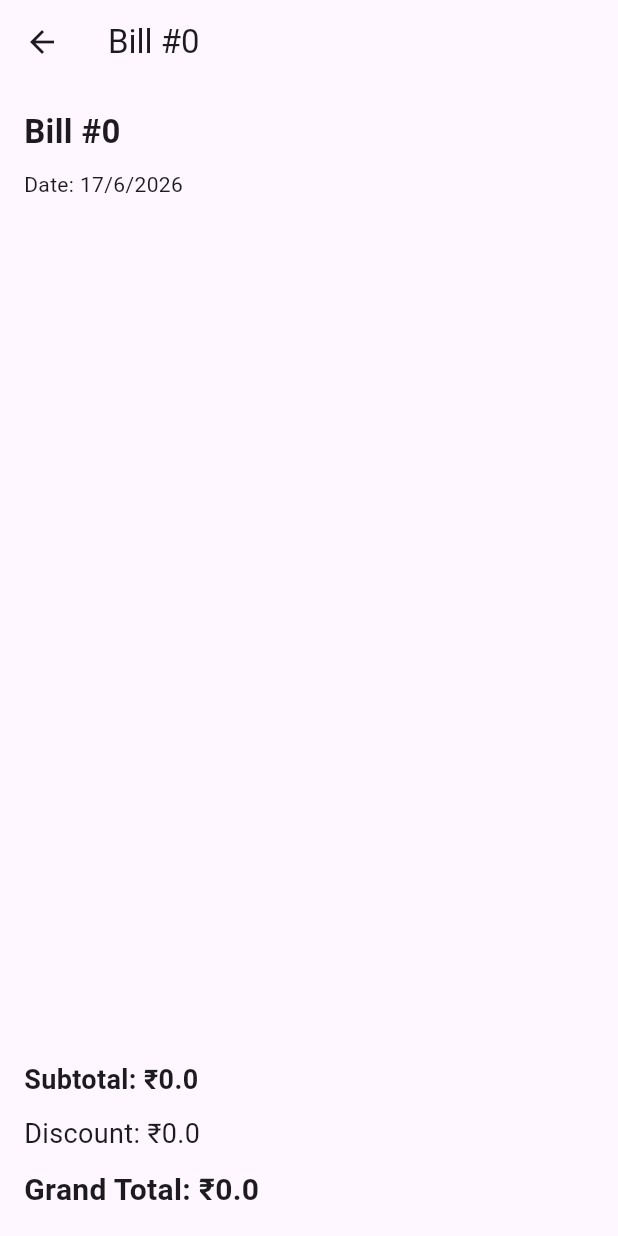
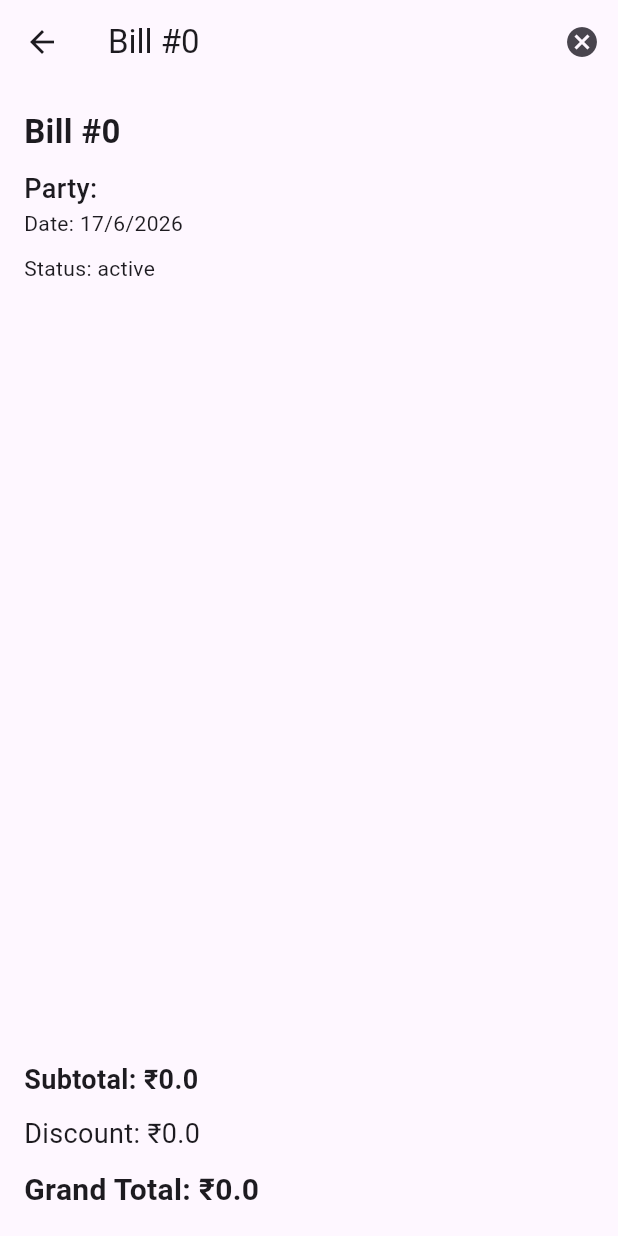
Before and after one commit to sukriti-8/Shopbill, a Flutter app: the BillDetailsScreen screen opened directly with empty values, on a phone screen of 412 x 824 dp. Run offline on Flutter 3.47's test engine with Material 3 defaults, Android fonts, the phone set to English and light mode, and no system bars.

Commit message:
Phase 1 complete - billing workflow

```diff
--- a/lib/models/bill.dart
+++ b/lib/models/bill.dart
@@ -9,14 +9,17 @@ class Bill {
   int billNo;
   DateTime date;
   List<BillItem> items;
+  String partyName;
   double discount;
   double grandTotal;
   BillStatus status;
+
 
   Bill({
     required this.billNo,
     required this.date,
     required this.items,
+    required this.partyName,
     required this.discount,
     required this.grandTotal,
     this.status = BillStatus.active,
--- a/lib/screens/bill_details_screen.dart
+++ b/lib/screens/bill_details_screen.dart
@@ -1,7 +1,7 @@
 import 'package:flutter/material.dart';
 import '../models/bill.dart';
 
-class BillDetailsScreen extends StatelessWidget {
+class BillDetailsScreen extends StatefulWidget {
   final Bill bill;
 
   const BillDetailsScreen({
@@ -10,19 +10,99 @@ class BillDetailsScreen extends StatelessWidget {
   });
 
   @override
+  State<BillDetailsScreen> createState() => _BillDetailsScreenState();
+}
+
+class _BillDetailsScreenState extends State<BillDetailsScreen> {
+  @override
   Widget build(BuildContext context) {
     return Scaffold(
       appBar: AppBar(
-        title: Text('Bill #${bill.billNo}'),
+        title: Text('Bill #${widget.bill.billNo}'),
+        actions: [
+          IconButton(
+            icon: const Icon(Icons.cancel),
+            onPressed: () async {
+
+            if (widget.bill.status == BillStatus.active) {
+
+                final result = await showDialog(
+                    context: context,
+                    builder: (context) {
+                        return AlertDialog(
+                            title: const Text('Cancel Bill'),
+                            content: const Text(
+                                'Are you sure you want to cancel this bill?',
+                             ),
+                             actions: [
+                              TextButton(
+                                onPressed: () {
+                                    Navigator.pop(context, false);
+                                },
+                                child: const Text('Keep Active'),
+                                 ),
+                                TextButton(
+                                    onPressed: () {
+                                        Navigator.pop(context, true);
+                                    },
+                                    child: const Text('Cancel Bill'),
+                                ),
+                            ],
+                        );
+                    },
+                );
+
+                if (result == true) {
+                    setState(() {
+                        widget.bill.status = BillStatus.cancelled;
+                    });
+                 }
+
+                } else {
+
+                    final result = await showDialog(
+                        context: context,
+                        builder: (context) {
+                            return AlertDialog(
+                                title: const Text('Restore Bill'),
+                                content: const Text(
+                                    'Do you want to make this bill active again?',
+                                ),
+                                actions: [
+                                    TextButton(
+                                        onPressed: () {
+                                            Navigator.pop(context, false);
+                                        },
+                                        child: const Text('Keep Cancelled'),
+                                    ),
+                                    TextButton(
+                                       onPressed: () {
+                                            Navigator.pop(context, true);
+                                        },
+                                        child: const Text('Make Active'),
+                                    ),
+                                ],
+                            );
+                        },
+                   );
+
+                    if (result == true) {
+                        setState(() {
+                                widget.bill.status = BillStatus.active;
+                            });
+                        }
+                    }
+                },
+            ),
+        ],
       ),
       body: Padding(
         padding: const EdgeInsets.all(16),
         child: Column(
           crossAxisAlignment: CrossAxisAlignment.start,
           children: [
-
             Text(
-              'Bill #${bill.billNo}',
+              'Bill #${widget.bill.billNo}',
               style: const TextStyle(
                 fontSize: 22,
                 fontWeight: FontWeight.bold,
@@ -31,17 +111,32 @@ class BillDetailsScreen extends StatelessWidget {
 
             const SizedBox(height: 10),
 
+
             Text(
-              'Date: ${bill.date.day}/${bill.date.month}/${bill.date.year}',
+                'Party: ${widget.bill.partyName}',
+                style: const TextStyle(
+                    fontSize: 18,
+                    fontWeight: FontWeight.w500,
+                  ),
+                ),
+
+            Text(
+              'Date: ${widget.bill.date.day}/${widget.bill.date.month}/${widget.bill.date.year}',
+            ),
+
+            const SizedBox(height: 10),
+
+            Text(
+              'Status: ${widget.bill.status.name}',
             ),
 
             const SizedBox(height: 20),
 
             Expanded(
               child: ListView.builder(
-                itemCount: bill.items.length,
+                itemCount: widget.bill.items.length,
                 itemBuilder: (context, index) {
-                  final item = bill.items[index];
+                  final item = widget.bill.items[index];
 
                   return ListTile(
                     title: Text(item.itemName),
@@ -57,7 +152,7 @@ class BillDetailsScreen extends StatelessWidget {
             ),
 
             Text(
-            'Subtotal: ₹${bill.grandTotal + bill.discount}',
+              'Subtotal: ₹${widget.bill.grandTotal + widget.bill.discount}',
               style: const TextStyle(
                 fontSize: 18,
                 fontWeight: FontWeight.bold,
@@ -67,7 +162,7 @@ class BillDetailsScreen extends StatelessWidget {
             const SizedBox(height: 10),
 
             Text(
-                'Discount: ₹${bill.discount}',
+              'Discount: ₹${widget.bill.discount}',
               style: const TextStyle(
                 fontSize: 18,
               ),
@@ -76,7 +171,7 @@ class BillDetailsScreen extends StatelessWidget {
             const SizedBox(height: 10),
 
             Text(
-                'Grand Total: ₹${bill.grandTotal}',
+              'Grand Total: ₹${widget.bill.grandTotal}',
               style: const TextStyle(
                 fontSize: 20,
                 fontWeight: FontWeight.bold,
--- a/lib/screens/history_screen.dart
+++ b/lib/screens/history_screen.dart
@@ -24,8 +24,8 @@ class HistoryScreen extends StatelessWidget {
           return ListTile(
             title: Text('Bill #${bill.billNo}'),
             subtitle: Text(
-                '₹${bill.grandTotal}',
-             ),
+             '${bill.partyName}\n₹${bill.grandTotal} | ${bill.status.name}',
+            ),
              onTap: () {
                 Navigator.push(
                 context,
```
Also changed, not shown: lib/screens/new_bill_screen.dart (+15 -0 lines). Lines whose indentation alone changed are shown as unchanged.
